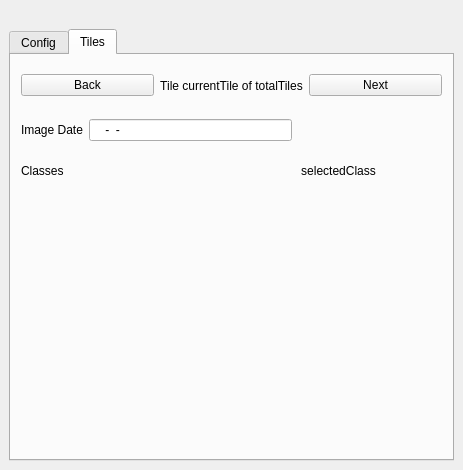
Before: the Qt Designer form global_inspection_dockwidget_base.ui in lapig-ufg/qgis-fgi-plugin, drawn with Qt 5.
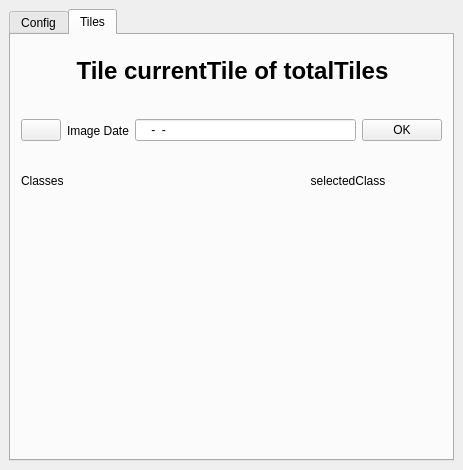
After: the same form once the commit is applied. Icons and pictures are not drawn.

```diff
--- a/global_inspection_dockwidget_base.ui
+++ b/global_inspection_dockwidget_base.ui
@@ -37,46 +37,6 @@
   <widget class="QWidget" name="dockWidgetContents">
    <layout class="QGridLayout" name="gridLayout_2">
     <item row="0" column="0">
-     <widget class="QLabel" name="logo">
-      <property name="enabled">
-       <bool>true</bool>
-      </property>
-      <property name="sizePolicy">
-       <sizepolicy hsizetype="Preferred" vsizetype="Fixed">
-        <horstretch>0</horstretch>
-        <verstretch>0</verstretch>
-       </sizepolicy>
-      </property>
-      <property name="cursor">
-       <cursorShape>ArrowCursor</cursorShape>
-      </property>
-      <property name="layoutDirection">
-       <enum>Qt::LeftToRight</enum>
-      </property>
-      <property name="autoFillBackground">
-       <bool>true</bool>
-      </property>
-      <property name="frameShadow">
-       <enum>QFrame::Raised</enum>
-      </property>
-      <property name="text">
-       <string/>
-      </property>
-      <property name="pixmap">
-       <pixmap>img/logo-plugin.png</pixmap>
-      </property>
-      <property name="scaledContents">
-       <bool>false</bool>
-      </property>
-      <property name="alignment">
-       <set>Qt::AlignCenter</set>
-      </property>
-      <property name="margin">
-       <number>5</number>
-      </property>
-     </widget>
-    </item>
-    <item row="1" column="0">
      <widget class="QTabWidget" name="tabWidget">
       <property name="sizePolicy">
        <sizepolicy hsizetype="Preferred" vsizetype="Preferred">
@@ -96,6 +56,9 @@
         <height>16777215</height>
        </size>
       </property>
+      <property name="cursor">
+       <cursorShape>ArrowCursor</cursorShape>
+      </property>
       <property name="currentIndex">
        <number>1</number>
       </property>
@@ -107,7 +70,7 @@
         <property name="geometry">
          <rect>
           <x>10</x>
-          <y>135</y>
+          <y>200</y>
           <width>411</width>
           <height>48</height>
          </rect>
@@ -115,6 +78,9 @@
         <layout class="QGridLayout" name="gridLayout">
          <item row="1" column="0" colspan="2">
           <widget class="QComboBox" name="cbTypeInspection">
+           <property name="cursor">
+            <cursorShape>PointingHandCursor</cursorShape>
+           </property>
            <property name="editable">
             <bool>false</bool>
            </property>
@@ -141,7 +107,7 @@
         <property name="geometry">
          <rect>
           <x>10</x>
-          <y>10</y>
+          <y>60</y>
           <width>411</width>
           <height>54</height>
          </rect>
@@ -177,6 +143,9 @@
            </item>
            <item>
             <widget class="QPushButton" name="btnFile">
+             <property name="cursor">
+              <cursorShape>PointingHandCursor</cursorShape>
+             </property>
              <property name="text">
               <string>Open</string>
              </property>
@@ -189,12 +158,15 @@
        <widget class="QPushButton" name="btnInitInspections">
         <property name="geometry">
          <rect>
-          <x>150</x>
-          <y>200</y>
+          <x>140</x>
+          <y>270</y>
           <width>111</width>
           <height>28</height>
          </rect>
         </property>
+        <property name="cursor">
+         <cursorShape>PointingHandCursor</cursorShape>
+        </property>
         <property name="text">
          <string>Init Inspections</string>
         </property>
@@ -203,7 +175,7 @@
         <property name="geometry">
          <rect>
           <x>10</x>
-          <y>70</y>
+          <y>130</y>
           <width>411</width>
           <height>54</height>
          </rect>
@@ -239,6 +211,9 @@
            </item>
            <item>
             <widget class="QPushButton" name="btnWorkingDirectory">
+             <property name="cursor">
+              <cursorShape>PointingHandCursor</cursorShape>
+             </property>
              <property name="text">
               <string>Open</string>
              </property>
@@ -248,6 +223,28 @@
          </item>
         </layout>
        </widget>
+       <widget class="QWidget" name="layoutWidget">
+        <property name="geometry">
+         <rect>
+          <x>10</x>
+          <y>10</y>
+          <width>411</width>
+          <height>30</height>
+         </rect>
+        </property>
+        <layout class="QHBoxLayout" name="horizontalLayout_5">
+         <item>
+          <widget class="QLabel" name="label_4">
+           <property name="text">
+            <string>Interpreter Name</string>
+           </property>
+          </widget>
+         </item>
+         <item>
+          <widget class="QLineEdit" name="interpreterName"/>
+         </item>
+        </layout>
+       </widget>
       </widget>
       <widget class="QWidget" name="tabTiles">
        <attribute name="title">
@@ -256,22 +253,54 @@
        <widget class="QWidget" name="layoutWidget">
         <property name="geometry">
          <rect>
-          <x>10</x>
+          <x>11</x>
           <y>10</y>
           <width>421</width>
-          <height>41</height>
+          <height>51</height>
          </rect>
         </property>
         <layout class="QHBoxLayout" name="layoutTilesControl">
          <item>
           <widget class="QPushButton" name="btnBack">
+           <property name="sizePolicy">
+            <sizepolicy hsizetype="Fixed" vsizetype="MinimumExpanding">
+             <horstretch>0</horstretch>
+             <verstretch>7</verstretch>
+            </sizepolicy>
+           </property>
+           <property name="minimumSize">
+            <size>
+             <width>0</width>
+             <height>15</height>
+            </size>
+           </property>
+           <property name="cursor">
+            <cursorShape>PointingHandCursor</cursorShape>
+           </property>
+           <property name="styleSheet">
+            <string notr="true">border-radius: 20px</string>
+           </property>
            <property name="text">
-            <string>Back</string>
+            <string/>
+           </property>
+           <property name="iconSize">
+            <size>
+             <width>30</width>
+             <height>30</height>
+            </size>
            </property>
           </widget>
          </item>
          <item>
           <widget class="QLabel" name="tileInfo">
+           <property name="font">
+            <font>
+             <pointsize>18</pointsize>
+             <weight>75</weight>
+             <italic>false</italic>
+             <bold>true</bold>
+            </font>
+           </property>
            <property name="text">
             <string>Tile currentTile of totalTiles</string>
            </property>
@@ -282,8 +311,26 @@
          </item>
          <item>
           <widget class="QPushButton" name="btnNext">
+           <property name="sizePolicy">
+            <sizepolicy hsizetype="Fixed" vsizetype="MinimumExpanding">
+             <horstretch>0</horstretch>
+             <verstretch>0</verstretch>
+            </sizepolicy>
+           </property>
+           <property name="cursor">
+            <cursorShape>PointingHandCursor</cursorShape>
+           </property>
+           <property name="styleSheet">
+            <string notr="true">border-radius: 20px</string>
+           </property>
            <property name="text">
-            <string>Next</string>
+            <string/>
+           </property>
+           <property name="iconSize">
+            <size>
+             <width>30</width>
+             <height>30</height>
+            </size>
            </property>
           </widget>
          </item>
@@ -293,7 +340,7 @@
         <property name="geometry">
          <rect>
           <x>10</x>
-          <y>140</y>
+          <y>170</y>
           <width>421</width>
           <height>170</height>
          </rect>
@@ -304,14 +351,14 @@
         <property name="geometry">
          <rect>
           <x>10</x>
-          <y>100</y>
+          <y>130</y>
           <width>421</width>
           <height>31</height>
          </rect>
         </property>
         <layout class="QHBoxLayout" name="horizontalLayout_3">
          <item>
-          <widget class="QLabel" name="label_2">
+          <widget class="QLabel" name="labelClass">
            <property name="sizePolicy">
             <sizepolicy hsizetype="Minimum" vsizetype="Minimum">
              <horstretch>0</horstretch>
@@ -323,6 +370,25 @@
            </property>
           </widget>
          </item>
+         <item>
+          <widget class="QPushButton" name="btnClearSelection">
+           <property name="sizePolicy">
+            <sizepolicy hsizetype="Fixed" vsizetype="Fixed">
+             <horstretch>0</horstretch>
+             <verstretch>0</verstretch>
+            </sizepolicy>
+           </property>
+           <property name="cursor">
+            <cursorShape>PointingHandCursor</cursorShape>
+           </property>
+           <property name="styleSheet">
+            <string notr="true">border-radius: 10px</string>
+           </property>
+           <property name="text">
+            <string/>
+           </property>
+          </widget>
+         </item>
          <item>
           <widget class="QLabel" name="selectedClass">
            <property name="sizePolicy">
@@ -341,18 +407,28 @@
          </item>
         </layout>
        </widget>
-       <widget class="QWidget" name="">
+       <widget class="QWidget" name="layoutWidget">
         <property name="geometry">
          <rect>
           <x>10</x>
-          <y>60</y>
-          <width>271</width>
-          <height>30</height>
+          <y>80</y>
+          <width>421</width>
+          <height>31</height>
          </rect>
         </property>
         <layout class="QHBoxLayout" name="horizontalLayout_2">
          <item>
-          <widget class="QLabel" name="label_3">
+          <widget class="QPushButton" name="btnPointDate">
+           <property name="cursor">
+            <cursorShape>PointingHandCursor</cursorShape>
+           </property>
+           <property name="text">
+            <string/>
+           </property>
+          </widget>
+         </item>
+         <item>
+          <widget class="QLabel" name="labelImageDate">
            <property name="sizePolicy">
             <sizepolicy hsizetype="Minimum" vsizetype="Minimum">
              <horstretch>0</horstretch>
@@ -371,6 +447,13 @@
            </property>
           </widget>
          </item>
+         <item>
+          <widget class="QPushButton" name="btnLoadClasses">
+           <property name="text">
+            <string>OK</string>
+           </property>
+          </widget>
+         </item>
         </layout>
        </widget>
       </widget>
```
